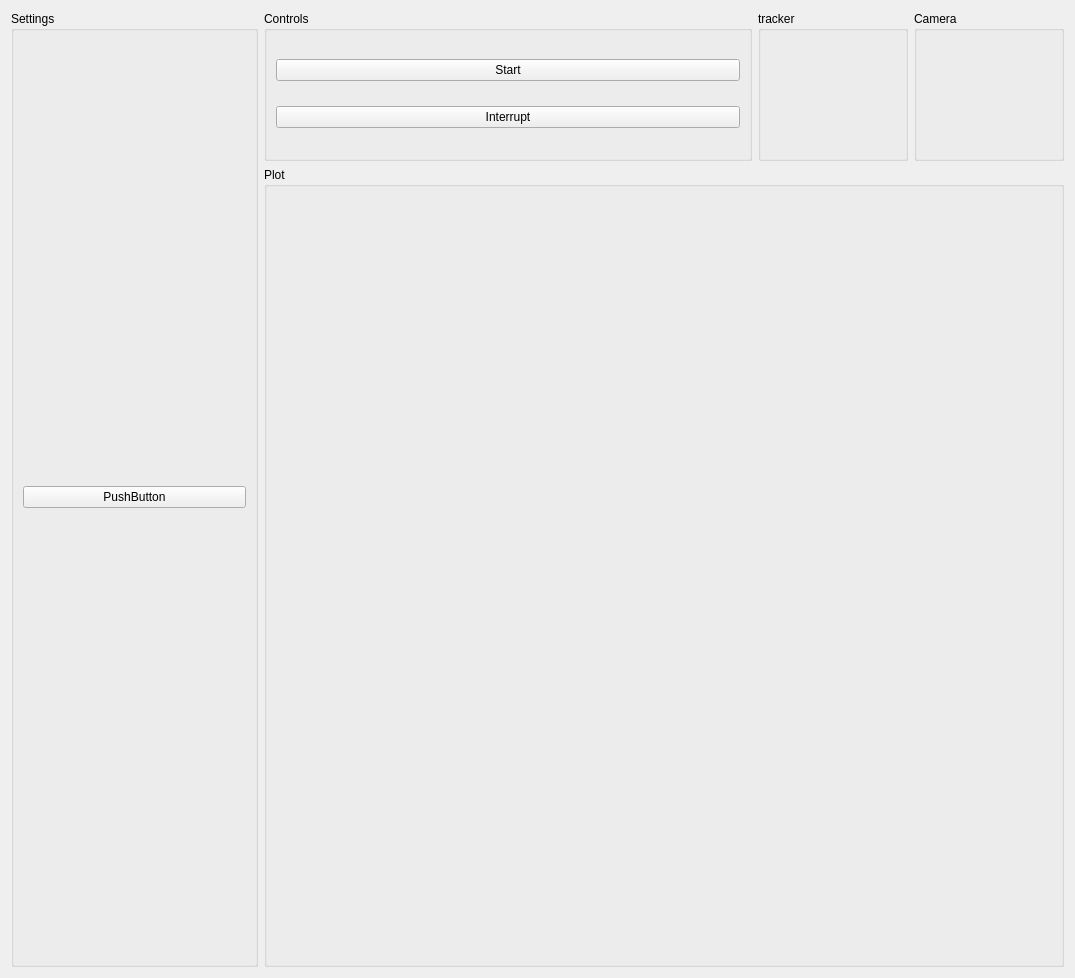
Before: the Qt Designer form AntCamMS/ant_watch_plot.ui in fullerene12/AntCam, drawn with Qt 5.
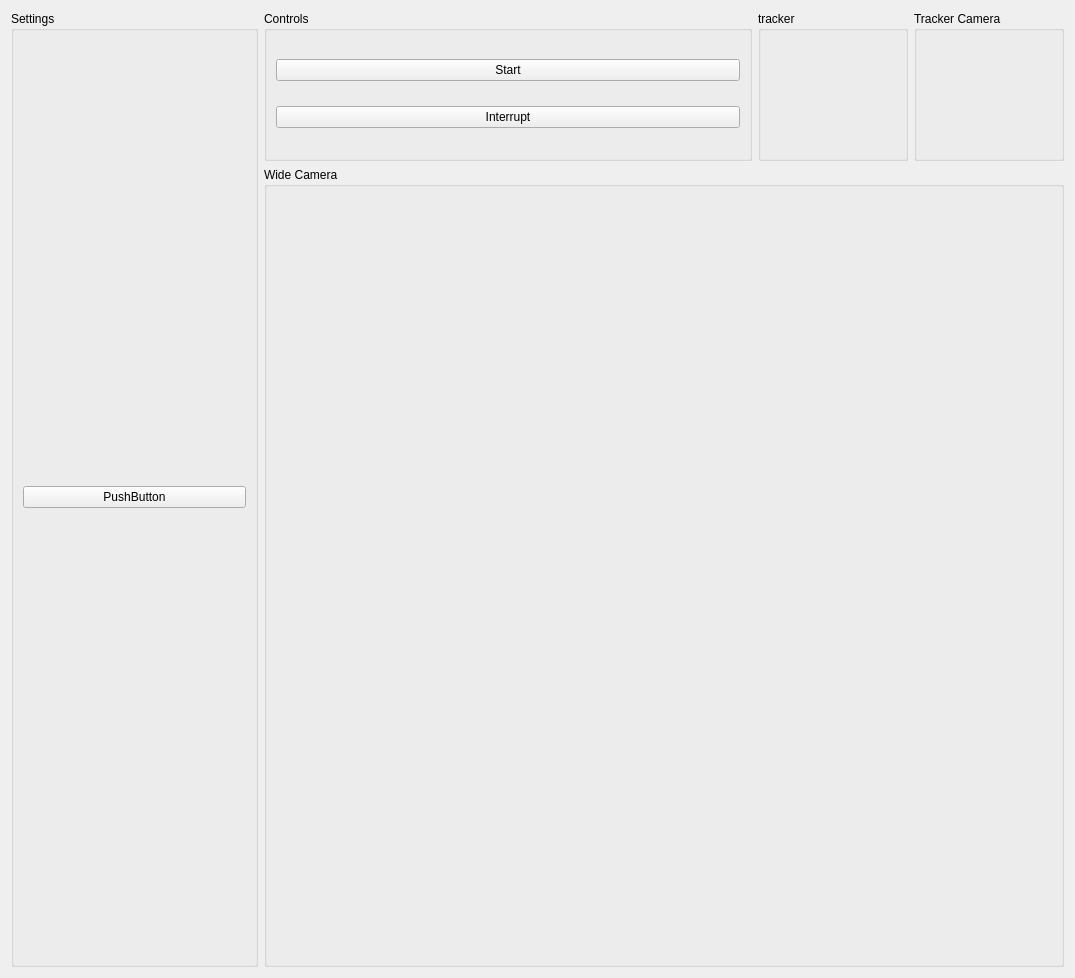
After: the same form once the commit is applied.

The edit to the form file:
```diff
--- a/AntCamMS/ant_watch_plot.ui
+++ b/AntCamMS/ant_watch_plot.ui
@@ -7,7 +7,7 @@
     <x>0</x>
     <y>0</y>
     <width>1075</width>
-    <height>681</height>
+    <height>974</height>
    </rect>
   </property>
   <property name="windowTitle">
@@ -50,7 +50,7 @@
       <string notr="true"/>
      </property>
      <property name="title">
-      <string>Camera</string>
+      <string>Tracker Camera</string>
      </property>
      <layout class="QVBoxLayout" name="verticalLayout_2"/>
     </widget>
@@ -79,7 +79,7 @@
       <string notr="true"/>
      </property>
      <property name="title">
-      <string>Plot</string>
+      <string>Wide Camera</string>
      </property>
      <layout class="QVBoxLayout" name="verticalLayout_3"/>
     </widget>
```
Left out of the diff: 2 changed lines with no effect on the pictures.
